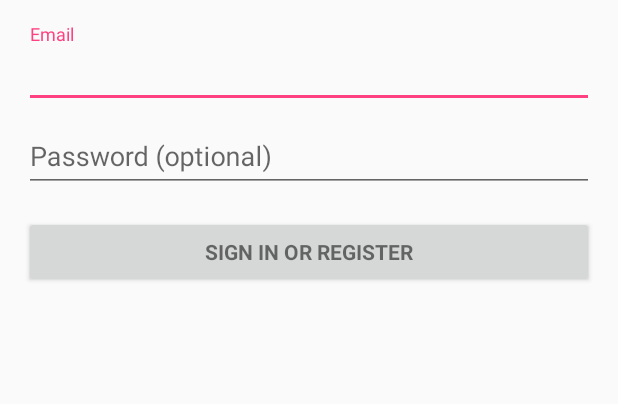
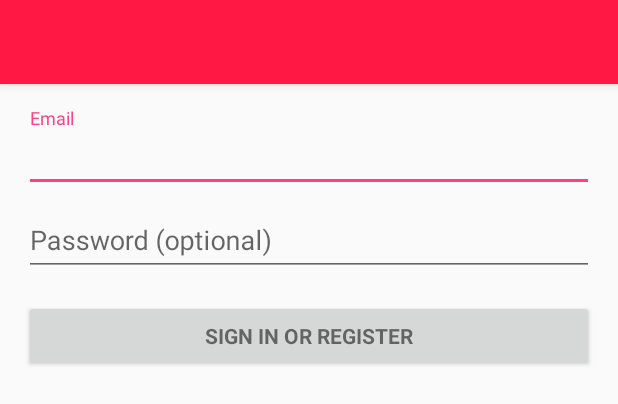
Before and after one commit to Dams-O/MyDietKotlin, an Android app: the layout activity_connexion.xml on its own in the app's theme, with its tools: preview values and no code run, on a phone screen of 412 x 824 dp. Shown: the top 404 px of the screen. Run offline under Robolectric (Android 15) with nearby library versions, the phone set to English and light mode, and no system bars.

Commit message:
Menu sur page connexion et inscription

```diff
--- a/app/src/main/res/layout/activity_connexion.xml
+++ b/app/src/main/res/layout/activity_connexion.xml
@@ -1,63 +1,26 @@
 <?xml version="1.0" encoding="utf-8"?>
-<LinearLayout xmlns:android="http://schemas.android.com/apk/res/android"
-              xmlns:tools="http://schemas.android.com/tools"
-              android:layout_width="match_parent"
-              android:layout_height="match_parent"
-              android:gravity="center_horizontal"
-              android:orientation="vertical"
-              android:paddingBottom="@dimen/activity_vertical_margin"
-              android:paddingLeft="@dimen/activity_horizontal_margin"
-              android:paddingRight="@dimen/activity_horizontal_margin"
-              android:paddingTop="@dimen/activity_vertical_margin"
-              tools:context=".ConnexionActivity">
+<androidx.drawerlayout.widget.DrawerLayout
+        xmlns:android="http://schemas.android.com/apk/res/android"
+        xmlns:app="http://schemas.android.com/apk/res-auto"
+        xmlns:tools="http://schemas.android.com/tools"
+        android:id="@+id/drawer_layout"
+        android:layout_width="match_parent"
+        android:layout_height="match_parent"
+        android:fitsSystemWindows="true"
+        tools:openDrawer="start">
 
-    <!-- Login progress -->
-    <ProgressBar
-            android:id="@+id/login_progress"
-            style="?android:attr/progressBarStyleLarge"
+    <include
+            layout="@layout/app_bar_connexion"
+            android:layout_width="match_parent"
+            android:layout_height="match_parent"/>
+
+    <com.google.android.material.navigation.NavigationView
+            android:id="@+id/nav_view"
             android:layout_width="wrap_content"
-            android:layout_height="wrap_content"
-            android:layout_marginBottom="8dp"
-            android:visibility="gone"/>
+            android:layout_height="match_parent"
+            android:layout_gravity="start"
+            android:fitsSystemWindows="true"
+            app:headerLayout="@layout/nav_header_main"
+            app:menu="@menu/activity_main_drawer"/>
 
-    <ScrollView
-            android:id="@+id/login_form"
-            android:layout_width="match_parent"
-            android:layout_height="match_parent">
-
-        <LinearLayout
-                android:id="@+id/email_login_form"
-                android:layout_width="match_parent"
-                android:layout_height="wrap_content"
-                android:orientation="vertical">
-
-            <com.google.android.material.textfield.TextInputLayout
-                    android:layout_width="match_parent"
-                    android:layout_height="match_parent">
-
-                <com.google.android.material.textfield.TextInputEditText
-                        android:layout_width="match_parent"
-                        android:layout_height="wrap_content"
-                        android:hint="@string/prompt_email" android:id="@+id/email"/>
-            </com.google.android.material.textfield.TextInputLayout>
-            <com.google.android.material.textfield.TextInputLayout
-                    android:layout_width="match_parent"
-                    android:layout_height="match_parent">
-
-                <com.google.android.material.textfield.TextInputEditText
-                        android:layout_width="match_parent"
-                        android:layout_height="wrap_content"
-                        android:hint="@string/prompt_password" android:id="@+id/password"/>
-            </com.google.android.material.textfield.TextInputLayout>
-            <Button
-                    android:id="@+id/email_sign_in_button"
-                    style="?android:textAppearanceSmall"
-                    android:layout_width="match_parent"
-                    android:layout_height="wrap_content"
-                    android:layout_marginTop="16dp"
-                    android:text="@string/action_sign_in"
-                    android:textStyle="bold"/>
-
-        </LinearLayout>
-    </ScrollView>
-</LinearLayout>
+</androidx.drawerlayout.widget.DrawerLayout>
--- /dev/null
+++ b/app/src/main/res/layout/activity_connexion_content.xml
@@ -0,0 +1,75 @@
+<?xml version="1.0" encoding="utf-8"?>
+<androidx.constraintlayout.widget.ConstraintLayout
+xmlns:android="http://schemas.android.com/apk/res/android"
+xmlns:tools="http://schemas.android.com/tools"
+xmlns:app="http://schemas.android.com/apk/res-auto"
+android:layout_width="match_parent"
+android:layout_height="match_parent"
+app:layout_behavior="@string/appbar_scrolling_view_behavior"
+tools:showIn="@layout/app_bar_connexion"
+tools:context=".ConnexionActivity">
+
+    <LinearLayout xmlns:android="http://schemas.android.com/apk/res/android"
+                  xmlns:tools="http://schemas.android.com/tools"
+                  android:layout_width="match_parent"
+                  android:layout_height="match_parent"
+                  android:gravity="center_horizontal"
+                  android:orientation="vertical"
+                  android:paddingBottom="@dimen/activity_vertical_margin"
+                  android:paddingLeft="@dimen/activity_horizontal_margin"
+                  android:paddingRight="@dimen/activity_horizontal_margin"
+                  android:paddingTop="@dimen/activity_vertical_margin"
+                  tools:context=".ConnexionActivity">
+
+        <!-- Login progress -->
+        <ProgressBar
+                android:id="@+id/login_progress"
+                style="?android:attr/progressBarStyleLarge"
+                android:layout_width="wrap_content"
+                android:layout_height="wrap_content"
+                android:layout_marginBottom="8dp"
+                android:visibility="gone"/>
+
+        <ScrollView
+                android:id="@+id/login_form"
+                android:layout_width="match_parent"
+                android:layout_height="match_parent">
+
+            <LinearLayout
+                    android:id="@+id/email_login_form"
+                    android:layout_width="match_parent"
+                    android:layout_height="wrap_content"
+                    android:orientation="vertical">
+
+                <com.google.android.material.textfield.TextInputLayout
+                        android:layout_width="match_parent"
+                        android:layout_height="match_parent">
+
+                    <com.google.android.material.textfield.TextInputEditText
+                            android:layout_width="match_parent"
+                            android:layout_height="wrap_content"
+                            android:hint="@string/prompt_email" android:id="@+id/email"/>
+                </com.google.android.material.textfield.TextInputLayout>
+                <com.google.android.material.textfield.TextInputLayout
+                        android:layout_width="match_parent"
+                        android:layout_height="match_parent">
+
+                    <com.google.android.material.textfield.TextInputEditText
+                            android:layout_width="match_parent"
+                            android:layout_height="wrap_content"
+                            android:hint="@string/prompt_password" android:id="@+id/password"/>
+                </com.google.android.material.textfield.TextInputLayout>
+                <Button
+                        android:id="@+id/email_sign_in_button"
+                        style="?android:textAppearanceSmall"
+                        android:layout_width="match_parent"
+                        android:layout_height="wrap_content"
+                        android:layout_marginTop="16dp"
+                        android:text="@string/action_sign_in"
+                        android:textStyle="bold"/>
+
+            </LinearLayout>
+        </ScrollView>
+    </LinearLayout>
+
+</androidx.constraintlayout.widget.ConstraintLayout>
--- /dev/null
+++ b/app/src/main/res/layout/app_bar_connexion.xml
@@ -0,0 +1,26 @@
+<?xml version="1.0" encoding="utf-8"?>
+<androidx.coordinatorlayout.widget.CoordinatorLayout
+        xmlns:android="http://schemas.android.com/apk/res/android"
+        xmlns:app="http://schemas.android.com/apk/res-auto"
+        xmlns:tools="http://schemas.android.com/tools"
+        android:layout_width="match_parent"
+        android:layout_height="match_parent"
+        tools:context=".MainActivity">
+
+    <com.google.android.material.appbar.AppBarLayout
+            android:layout_height="wrap_content"
+            android:layout_width="match_parent"
+            android:theme="@style/AppTheme.AppBarOverlay">
+
+        <androidx.appcompat.widget.Toolbar
+                android:id="@+id/toolbar"
+                android:layout_width="match_parent"
+                android:layout_height="?attr/actionBarSize"
+                android:background="@color/colorBanniere"
+                app:popupTheme="@style/AppTheme.PopupOverlay"/>
+
+    </com.google.android.material.appbar.AppBarLayout>
+
+    <include layout="@layout/activity_connexion_content"/>
+
+</androidx.coordinatorlayout.widget.CoordinatorLayout>
```
